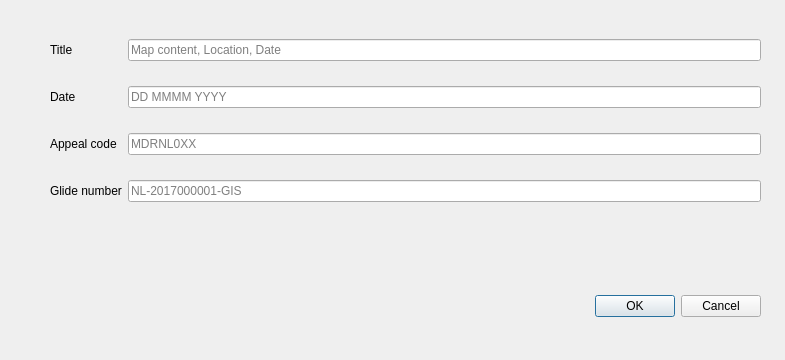
This is sims_maps/edit_layout_dialog.ui in rodekruis/sims_maps_qgis_plugin as Qt 5 draws it before an edit. The edited form follows.
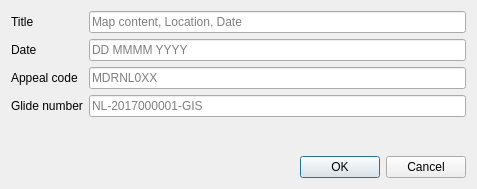
This is the edited form.

Commit message: resizable dialogs fixes #8

```diff
--- a/sims_maps/edit_layout_dialog.ui
+++ b/sims_maps/edit_layout_dialog.ui
@@ -6,60 +6,16 @@
    <rect>
     <x>0</x>
     <y>0</y>
-    <width>785</width>
-    <height>360</height>
+    <width>477</width>
+    <height>189</height>
    </rect>
   </property>
   <property name="windowTitle">
    <string>Dialog</string>
   </property>
-  <widget class="QDialogButtonBox" name="buttonBox">
-   <property name="geometry">
-    <rect>
-     <x>420</x>
-     <y>290</y>
-     <width>341</width>
-     <height>32</height>
-    </rect>
-   </property>
-   <property name="orientation">
-    <enum>Qt::Horizontal</enum>
-   </property>
-   <property name="standardButtons">
-    <set>QDialogButtonBox::Cancel|QDialogButtonBox::Ok</set>
-   </property>
-  </widget>
-  <widget class="QWidget" name="gridLayoutWidget">
-   <property name="geometry">
-    <rect>
-     <x>50</x>
-     <y>20</y>
-     <width>711</width>
-     <height>201</height>
-    </rect>
-   </property>
-   <layout class="QGridLayout" name="gridLayout">
-    <item row="1" column="2">
-     <widget class="QLineEdit" name="lineEditRcDate">
-      <property name="placeholderText">
-       <string>DD MMMM YYYY</string>
-      </property>
-     </widget>
-    </item>
-    <item row="2" column="0">
-     <widget class="QLabel" name="labelRcAppealCode">
-      <property name="text">
-       <string>Appeal code</string>
-      </property>
-     </widget>
-    </item>
-    <item row="1" column="0">
-     <widget class="QLabel" name="labelRcDate">
-      <property name="text">
-       <string>Date</string>
-      </property>
-     </widget>
-    </item>
+  <layout class="QVBoxLayout" name="verticalLayout">
+   <item>
+    <layout class="QFormLayout" name="formLayout">
     <item row="0" column="0">
      <widget class="QLabel" name="labelRcTitle">
       <property name="enabled">
@@ -70,13 +26,41 @@
       </property>
      </widget>
     </item>
-    <item row="0" column="2">
+     <item row="0" column="1">
      <widget class="QLineEdit" name="lineEditRcTitle">
       <property name="placeholderText">
        <string>Map content, Location, Date</string>
       </property>
      </widget>
     </item>
+     <item row="1" column="0">
+      <widget class="QLabel" name="labelRcDate">
+       <property name="text">
+        <string>Date</string>
+       </property>
+      </widget>
+     </item>
+     <item row="1" column="1">
+      <widget class="QLineEdit" name="lineEditRcDate">
+       <property name="placeholderText">
+        <string>DD MMMM YYYY</string>
+       </property>
+      </widget>
+     </item>
+     <item row="2" column="0">
+      <widget class="QLabel" name="labelRcAppealCode">
+       <property name="text">
+        <string>Appeal code</string>
+       </property>
+      </widget>
+     </item>
+     <item row="2" column="1">
+      <widget class="QLineEdit" name="lineEditRcAppealCode">
+       <property name="placeholderText">
+        <string>MDRNL0XX</string>
+       </property>
+      </widget>
+     </item>
     <item row="3" column="0">
      <widget class="QLabel" name="labelRcGlideNumber">
       <property name="text">
@@ -84,14 +68,7 @@
       </property>
      </widget>
     </item>
-    <item row="2" column="2">
-     <widget class="QLineEdit" name="lineEditRcAppealCode">
-      <property name="placeholderText">
-       <string>MDRNL0XX</string>
-      </property>
-     </widget>
-    </item>
-    <item row="3" column="2">
+     <item row="3" column="1">
      <widget class="QLineEdit" name="lineEditRcGlideNumber">
       <property name="placeholderText">
        <string>NL-2017000001-GIS</string>
@@ -99,45 +76,18 @@
      </widget>
     </item>
    </layout>
-   <zorder>lineEditRcTitle</zorder>
-   <zorder>lineEditRcDate</zorder>
-   <zorder>labelRcDate</zorder>
-   <zorder>labelRcAppealCode</zorder>
-   <zorder>labelRcGlideNumber</zorder>
-   <zorder>lineEditRcAppealCode</zorder>
-   <zorder>lineEditRcGlideNumber</zorder>
-   <zorder>labelRcTitle</zorder>
-  </widget>
-  <widget class="QLineEdit" name="lineEditChecked1_2">
-   <property name="geometry">
-    <rect>
-     <x>1087</x>
-     <y>200</y>
-     <width>96</width>
-     <height>25</height>
-    </rect>
-   </property>
-  </widget>
-  <widget class="QLineEdit" name="lineEditClientApp1_2">
-   <property name="geometry">
-    <rect>
-     <x>1291</x>
-     <y>200</y>
-     <width>96</width>
-     <height>25</height>
-    </rect>
-   </property>
-  </widget>
-  <widget class="QLineEdit" name="lineEditApproved1_2">
-   <property name="geometry">
-    <rect>
-     <x>1189</x>
-     <y>200</y>
-     <width>96</width>
-     <height>25</height>
-    </rect>
-   </property>
-  </widget>
+   </item>
+   <item>
+    <widget class="QDialogButtonBox" name="buttonBox">
+     <property name="orientation">
+      <enum>Qt::Horizontal</enum>
+     </property>
+     <property name="standardButtons">
+      <set>QDialogButtonBox::Cancel|QDialogButtonBox::Ok</set>
+     </property>
+    </widget>
+   </item>
+  </layout>
  </widget>
  <tabstops>
   <tabstop>lineEditRcTitle</tabstop>
```
Left out of the diff: 5 changed lines with no effect on the pictures. Lines whose indentation alone changed are shown as unchanged. The commit also changes 3 other files.
